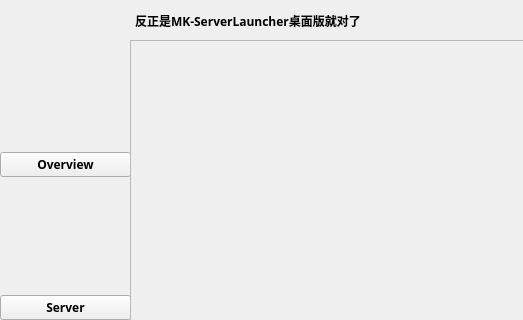
Above: CodeManStudio/Desktop/src/core/qt_ui/client_UI.ui from HeZhijun4030/MK-ServerLauncherDesktop before the change; both pictures show x 0 to 523 and y 0 to 320 of the 1280 by 720 pixel window. Below: the same form after it.
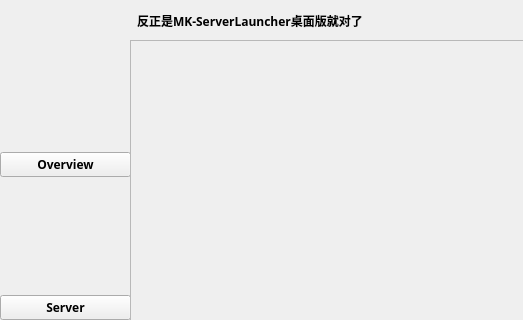
That is the form after the change. The open tabs and pages were chosen to show the change. Icons and pictures are not drawn.

Diff of the .ui file:
```diff
--- a/CodeManStudio/Desktop/src/core/qt_ui/client_UI.ui
+++ b/CodeManStudio/Desktop/src/core/qt_ui/client_UI.ui
@@ -92,7 +92,7 @@
     <rect>
      <x>0</x>
      <y>0</y>
-     <width>361</width>
+     <width>363</width>
      <height>41</height>
     </rect>
    </property>
```
Left out of the diff: 12 changed lines with no effect on the pictures.
